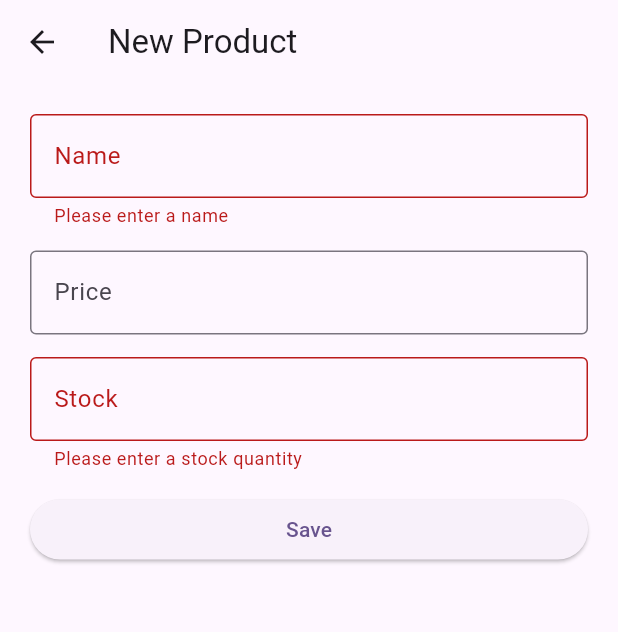
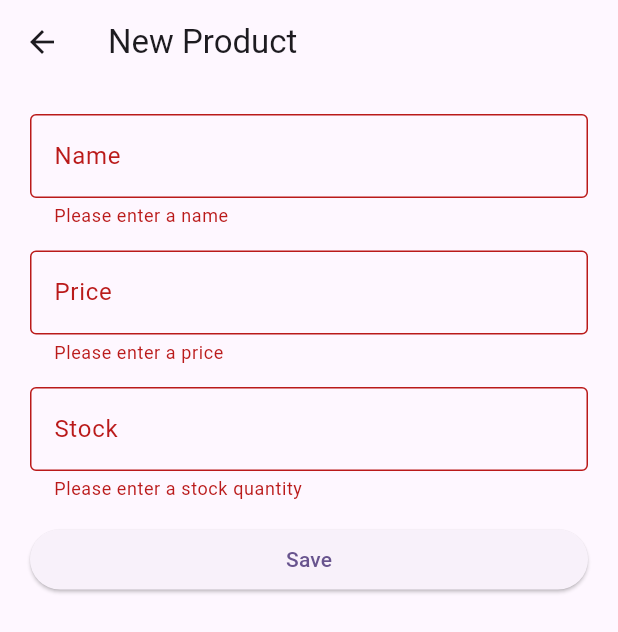
Before and after one commit to ErickGuerron/Flutter-Practice001-AD, a Flutter app: the ProductFormPage screen opened directly, after a tap on "Save", on a phone screen of 412 x 824 dp. Shown: the top 632 px of the screen. Run offline on Flutter 3.47's test engine with Material 3 defaults, Android fonts, the phone set to English and light mode, and no system bars; network calls fail.

Commit message:
feat: add price validation to product form

```diff
--- a/lib/pages/product_form_page.dart
+++ b/lib/pages/product_form_page.dart
@@ -258,6 +258,25 @@ class _ProductFormPageState extends State<ProductFormPage> {
                         labelText: "Price",
                         border: OutlineInputBorder(),
                       ),
+                      validator: (value) {
+                        if (value == null || value.isEmpty) {
+                          return "Please enter a price";
+                        }
+                        if (value.contains(' ')) {
+                          return "Spaces are not allowed";
+                        }
+                        if (!RegExp(r'^\d+\.?\d{0,2}$').hasMatch(value)) {
+                          return "Only numbers are allowed";
+                        }
+                        final price = double.tryParse(value);
+                        if (price == null) {
+                          return "Please enter a valid price";
+                        }
+                        if (price < 0) {
+                          return "Price cannot be negative";
+                        }
+                        return null;
+                      },
                     ),
                     const SizedBox(height: 15),
                     TextFormField(
```
